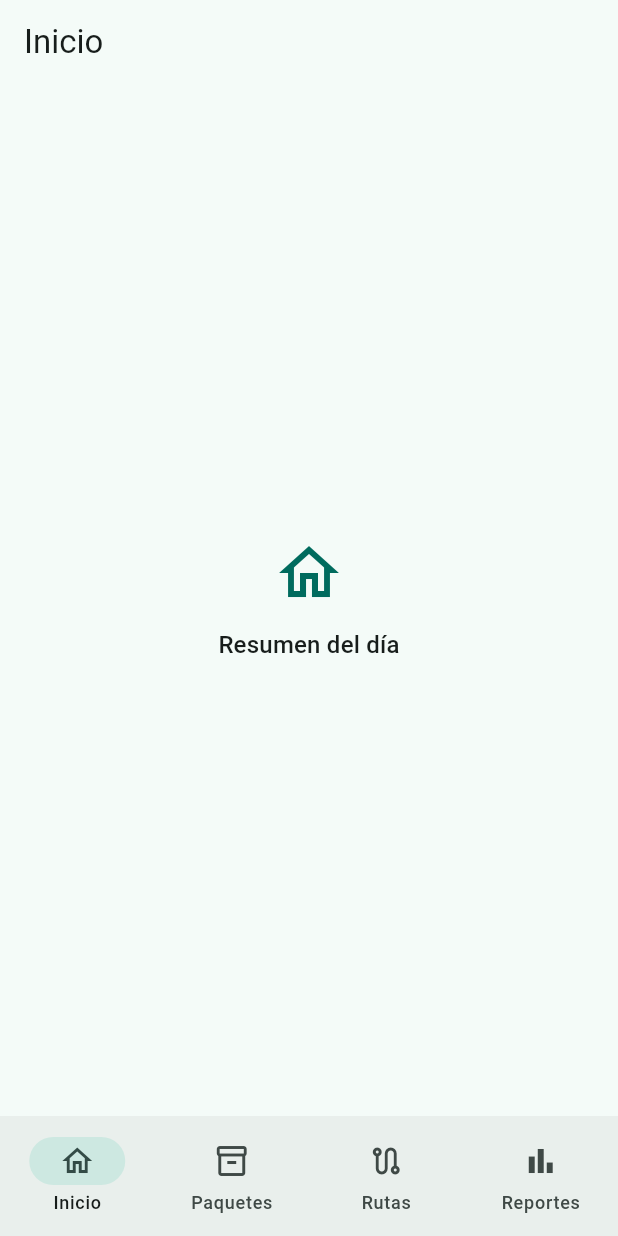
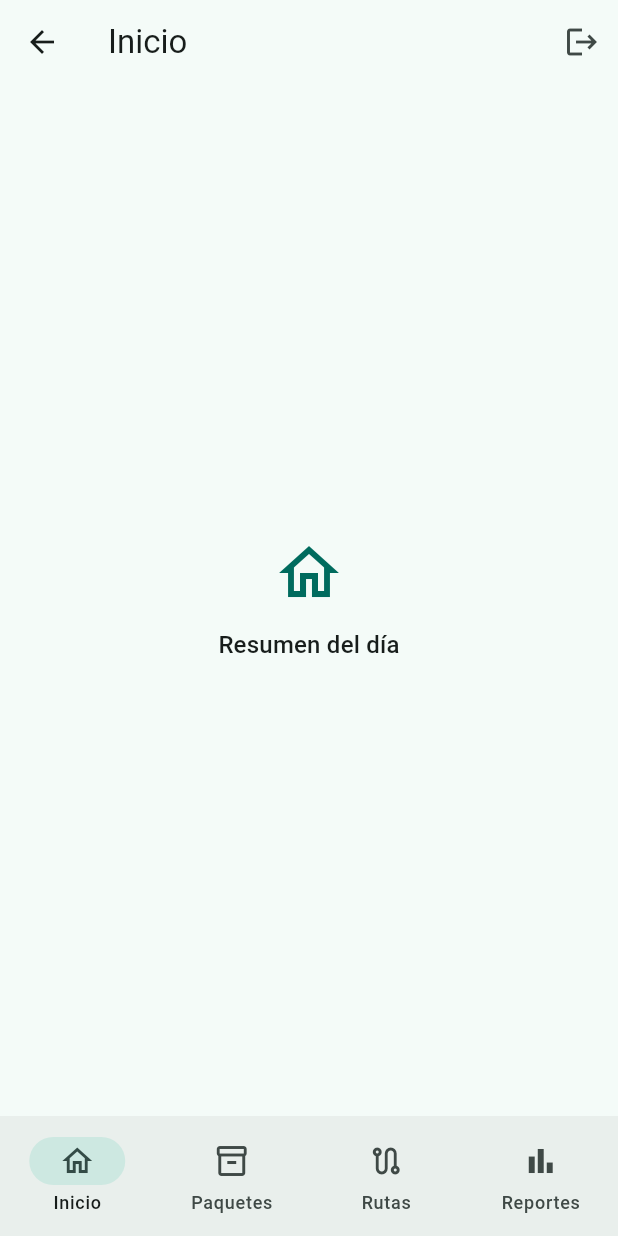
Before and after one commit to ProyectoUltimaMilla/Zonalia, a Flutter app: the MarcoAdaptable screen opened directly, on a phone screen of 412 x 824 dp. Run offline on Flutter 3.47's test engine with Material 3 defaults, Android fonts, the phone set to English and light mode, and no system bars.

Commit message:
feat(app): abre la pantalla según el rol y agrega cerrar sesión (#23)
IA: generado y revisado

```diff
--- /dev/null
+++ b/app/lib/ui/boton_cerrar_sesion.dart
@@ -0,0 +1,18 @@
+import 'package:flutter/material.dart';
+import 'package:provider/provider.dart';
+
+import '../estado/sesion.dart';
+
+/// Botón de la barra superior que cierra la sesión y regresa al login.
+class BotonCerrarSesion extends StatelessWidget {
+  const BotonCerrarSesion({super.key});
+
+  @override
+  Widget build(BuildContext context) {
+    return IconButton(
+      tooltip: 'Cerrar sesión',
+      icon: const Icon(Icons.logout),
+      onPressed: () => context.read<Sesion>().cerrar(),
+    );
+  }
+}
--- a/app/lib/ui/marco_adaptable.dart
+++ b/app/lib/ui/marco_adaptable.dart
@@ -1,4 +1,6 @@
 import 'package:flutter/material.dart';
+
+import 'boton_cerrar_sesion.dart';
 
 import 'pantallas/pantalla_seccion.dart';
 import 'seccion.dart';
@@ -29,7 +31,10 @@ class _MarcoAdaptableState extends State<MarcoAdaptable> {
 
     if (ancho < anchoRiel) {
       return Scaffold(
-        appBar: AppBar(title: Text(seccion.titulo)),
+        appBar: AppBar(
+          title: Text(seccion.titulo),
+          actions: const [BotonCerrarSesion()],
+        ),
         body: contenido,
         bottomNavigationBar: NavigationBar(
           selectedIndex: _indice,
@@ -43,7 +48,10 @@ class _MarcoAdaptableState extends State<MarcoAdaptable> {
     }
 
     return Scaffold(
-      appBar: AppBar(title: Text(seccion.titulo)),
+      appBar: AppBar(
+        title: Text(seccion.titulo),
+        actions: const [BotonCerrarSesion()],
+      ),
       body: Row(
         children: [
           NavigationRail(
```
Also changed, not shown: app/lib/app.dart (+18 -1 lines), app/lib/ui/pantallas/pantalla_repartidor.dart (added, +19 -0 lines).
